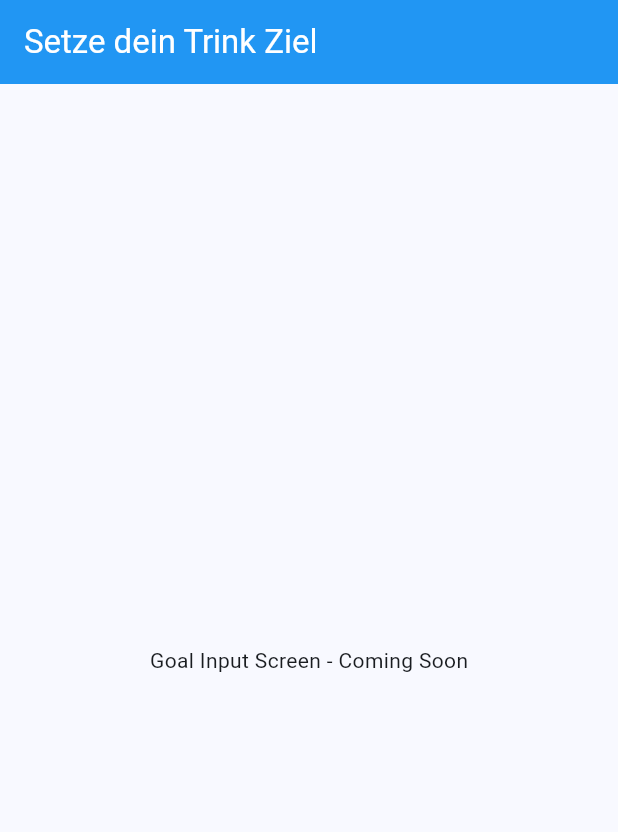
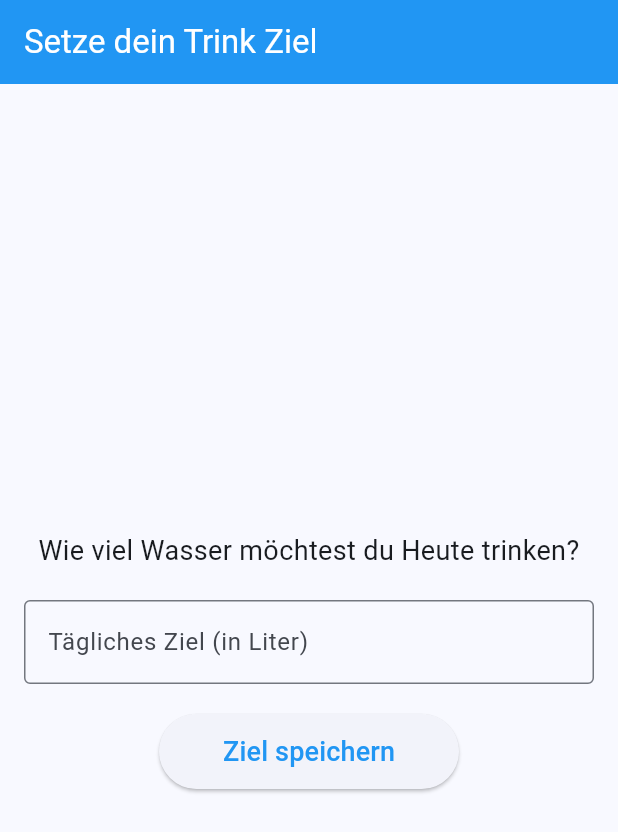
Before and after one commit to olisebz/drink_buddy, a Flutter app: the screen it shows after launch, on a phone screen of 412 x 824 dp. Shown: the top 832 px of the screen. Run offline on Flutter 3.47's test engine with Material 3 defaults, Android fonts, the phone set to English and light mode, and no system bars; our stand-ins replace shared_preferences.

Commit message:
feat: implement water goal input screen

```diff
--- a/lib/screens/goal_input_screen.dart
+++ b/lib/screens/goal_input_screen.dart
@@ -1,7 +1,41 @@
 import 'package:flutter/material.dart';
+import 'package:flutter/services.dart';
+import 'package:shared_preferences/shared_preferences.dart';
+import 'package:drink_buddy/screens/water_tracker_screen.dart';
 
-class GoalInputScreen extends StatelessWidget {
+class GoalInputScreen extends StatefulWidget {
   const GoalInputScreen({super.key});
+
+  @override
+  State<GoalInputScreen> createState() => _GoalInputScreenState();
+}
+
+class _GoalInputScreenState extends State<GoalInputScreen> {
+  final TextEditingController _controller = TextEditingController();
+  final _formKey = GlobalKey<FormState>();
+
+  @override
+  void dispose() {
+    _controller.dispose();
+    super.dispose();
+  }
+
+  Future<void> _saveGoalAndNavigate() async {
+    if (_formKey.currentState!.validate()) {
+      final double goal = double.parse(_controller.text);
+      final prefs = await SharedPreferences.getInstance();
+      await prefs.setDouble('water_goal', goal);
+
+      if (!mounted) return;
+
+      Navigator.pushReplacement(
+        context,
+        MaterialPageRoute(
+          builder: (context) => WaterTrackerScreen(waterGoal: goal),
+        ),
+      );
+    }
+  }
 
   @override
   Widget build(BuildContext context) {
@@ -9,8 +43,62 @@ class GoalInputScreen extends StatelessWidget {
       appBar: AppBar(
         title: const Text('Setze dein Trink Ziel'),
       ),
-      body: const Center(
-        child: Text('Goal Input Screen - Coming Soon'),
+      body: Padding(
+        padding: const EdgeInsets.all(16.0),
+        child: Form(
+          key: _formKey,
+          child: Column(
+            mainAxisAlignment: MainAxisAlignment.center,
+            children: [
+              const Text(
+                'Wie viel Wasser möchtest du Heute trinken?',
+                style: TextStyle(fontSize: 18),
+                textAlign: TextAlign.center,
+              ),
+              const SizedBox(height: 20),
+              TextFormField(
+                controller: _controller,
+                keyboardType:
+                    const TextInputType.numberWithOptions(decimal: true),
+                inputFormatters: [
+                  FilteringTextInputFormatter.allow(RegExp(r'^\d*\.?\d{0,1}$')),
+                ],
+                decoration: const InputDecoration(
+                  labelText: 'Tägliches Ziel (in Liter)',
+                  border: OutlineInputBorder(),
+                  suffixText: 'L',
+                ),
+                validator: (value) {
+                  if (value == null || value.isEmpty) {
+                    return 'Bitte gib ein Ziel ein';
+                  }
+                  final double? number = double.tryParse(value);
+                  if (number == null) {
+                    return 'Bitte gib eine gültige Zahl ein';
+                  }
+                  if (number <= 0) {
+                    return 'Das Ziel muss grösser als 0 sein';
+                  }
+                  if (number > 10) {
+                    return 'Das Ziel sollte nicht grösser als 10L sein';
+                  }
+                  return null;
+                },
+              ),
+              const SizedBox(height: 20),
+              ElevatedButton(
+                onPressed: _saveGoalAndNavigate,
+                style: ElevatedButton.styleFrom(
+                  minimumSize: const Size(200, 50),
+                ),
+                child: const Text(
+                  'Ziel speichern',
+                  style: TextStyle(fontSize: 18),
+                ),
+              ),
+            ],
+          ),
+        ),
       ),
     );
   }
```
